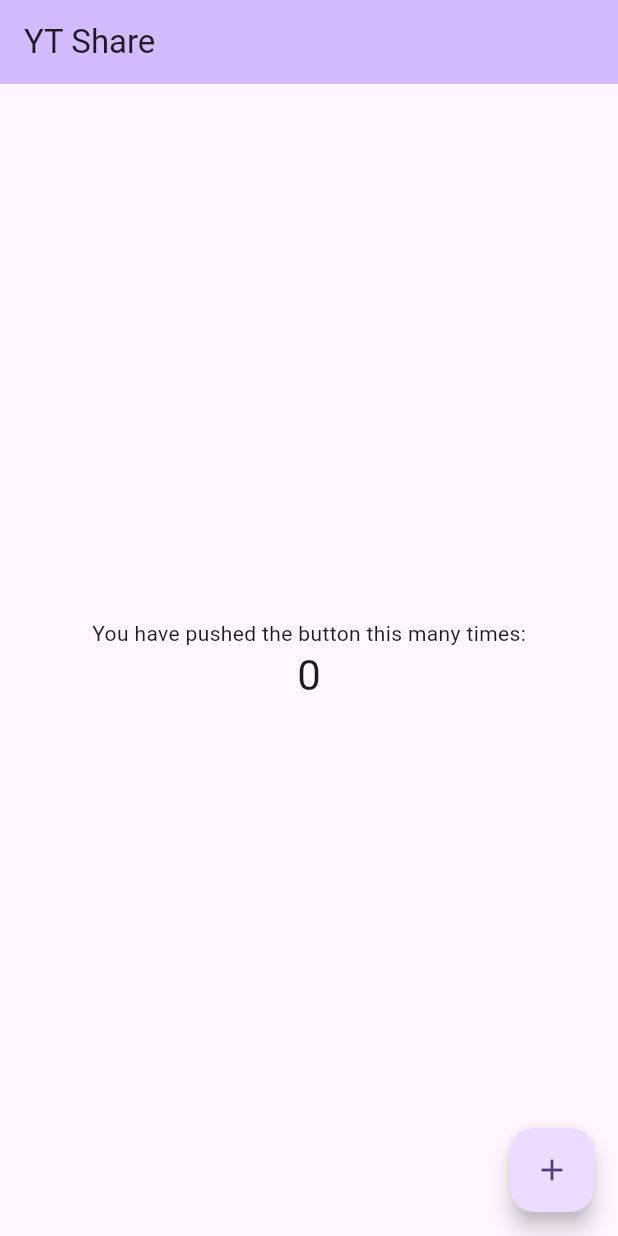
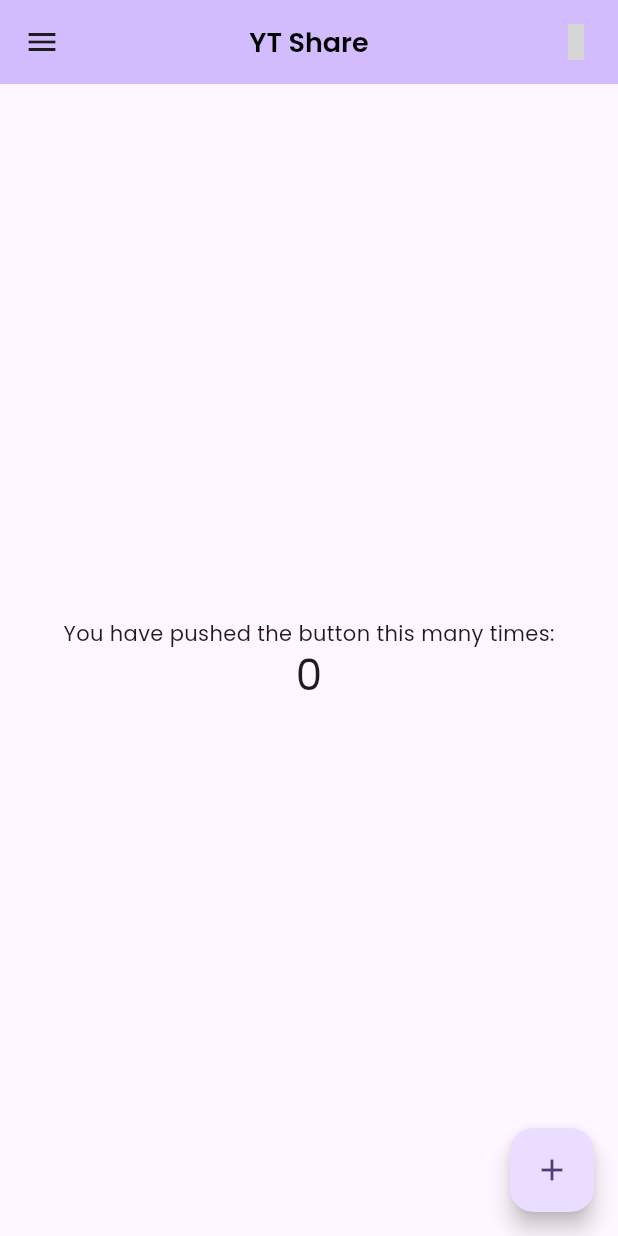
Before and after one commit to nabinoy/ytshare, a Flutter app: the screen it shows after launch, on a phone screen of 412 x 824 dp. Run offline on Flutter 3.47's test engine with Material 3 defaults, Android fonts, the phone set to English and light mode, and no system bars; our stand-ins replace animated_splash_screen, flutter_animate, material_design_icons_flutter, page_transition; grey boxes are pictures that could not be loaded.

Commit message:
font changed

```diff
--- a/lib/screens/homepage.dart
+++ b/lib/screens/homepage.dart
@@ -1,4 +1,7 @@
 import 'package:flutter/material.dart';
+import 'package:flutter/services.dart';
+import 'package:ytshare/constants/global.dart';
+import 'package:material_design_icons_flutter/material_design_icons_flutter.dart';
 
 class Home extends StatefulWidget {
   const Home({super.key});
@@ -12,50 +15,40 @@ class _HomeState extends State<Home> {
 
   void _incrementCounter() {
     setState(() {
-      // This call to setState tells the Flutter framework that something has
-      // changed in this State, which causes it to rerun the build method below
-      // so that the display can reflect the updated values. If we changed
-      // _counter without calling setState(), then the build method would not be
-      // called again, and so nothing would appear to happen.
       _counter++;
     });
   }
 
   @override
   Widget build(BuildContext context) {
-    // This method is rerun every time setState is called, for instance as done
-    // by the _incrementCounter method above.
-    //
-    // The Flutter framework has been optimized to make rerunning build methods
-    // fast, so that you can just rebuild anything that needs updating rather
-    // than having to individually change instances of widgets.
     return Scaffold(
       appBar: AppBar(
-        // TRY THIS: Try changing the color here to a specific color (to
-        // Colors.amber, perhaps?) and trigger a hot reload to see the AppBar
-        // change color while the other colors stay the same.
         backgroundColor: Theme.of(context).colorScheme.inversePrimary,
-        // Here we take the value from the MyHomePage object that was created by
-        // the App.build method, and use it to set our appbar title.
-        title: const Text("YT Share"),
+        centerTitle: true,
+        elevation: 0,
+        title: Text(
+          Global.appName,
+          style: const TextStyle(
+              fontSize: 18, color: Colors.black, fontWeight: FontWeight.w600),
+        ),
+        actions: [
+          GestureDetector(
+            onTap: () {
+              HapticFeedback.mediumImpact();
+              //Navigator.pushNamed(context, ChatBot.routeName);
+            },
+            child: Icon(MdiIcons.cogOutline),
+          ),
+          const Padding(padding: EdgeInsets.all(8))
+        ],
+      ),
+      drawer: Drawer(
+        child: Column(
+          children: [],
+        ),
       ),
       body: Center(
-        // Center is a layout widget. It takes a single child and positions it
-        // in the middle of the parent.
         child: Column(
-          // Column is also a layout widget. It takes a list of children and
-          // arranges them vertically. By default, it sizes itself to fit its
-          // children horizontally, and tries to be as tall as its parent.
-          //
-          // Column has various properties to control how it sizes itself and
-          // how it positions its children. Here we use mainAxisAlignment to
-          // center the children vertically; the main axis here is the vertical
-          // axis because Columns are vertical (the cross axis would be
-          // horizontal).
-          //
-          // TRY THIS: Invoke "debug painting" (choose the "Toggle Debug Paint"
-          // action in the IDE, or press "p" in the console), to see the
-          // wireframe for each widget.
           mainAxisAlignment: MainAxisAlignment.center,
           children: <Widget>[
             const Text(
@@ -72,7 +65,7 @@ class _HomeState extends State<Home> {
         onPressed: _incrementCounter,
         tooltip: 'Increment',
         child: const Icon(Icons.add),
-      ), // This trailing comma makes auto-formatting nicer for build methods.
+      ),
     );
   }
 }
```
Also changed, not shown: pubspec.yaml (+6 -5 lines), pubspec.lock.
